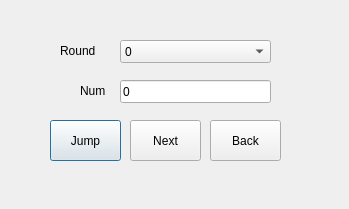
Before: the Qt Designer form UNChineseChessGame-Client-qt/ReviewDialog.ui in luyiming/UNChineseChessGame, drawn with Qt 5.
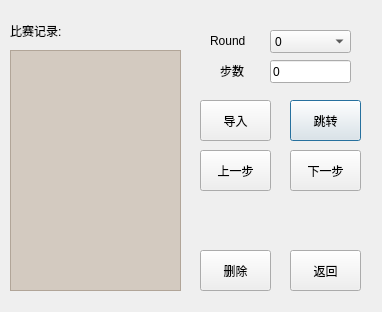
After: the same form once the commit is applied.

Commit message: review dialog

The edit to the form file:
```diff
--- a/UNChineseChessGame-Client-qt/ReviewDialog.ui
+++ b/UNChineseChessGame-Client-qt/ReviewDialog.ui
@@ -6,8 +6,8 @@
    <rect>
     <x>0</x>
     <y>0</y>
-    <width>349</width>
-    <height>209</height>
+    <width>382</width>
+    <height>312</height>
    </rect>
   </property>
   <property name="windowTitle">
@@ -16,47 +16,47 @@
   <widget class="QPushButton" name="jumpButton">
    <property name="geometry">
     <rect>
-     <x>50</x>
-     <y>120</y>
+     <x>290</x>
+     <y>100</y>
      <width>71</width>
      <height>41</height>
     </rect>
    </property>
    <property name="text">
-    <string>Jump</string>
+    <string>跳转</string>
    </property>
   </widget>
   <widget class="QPushButton" name="backButton">
    <property name="geometry">
     <rect>
-     <x>210</x>
-     <y>120</y>
+     <x>200</x>
+     <y>150</y>
      <width>71</width>
      <height>41</height>
     </rect>
    </property>
    <property name="text">
-    <string>Back</string>
+    <string>上一步</string>
    </property>
   </widget>
   <widget class="QPushButton" name="nextButton">
    <property name="geometry">
     <rect>
-     <x>130</x>
-     <y>120</y>
+     <x>290</x>
+     <y>150</y>
      <width>71</width>
      <height>41</height>
     </rect>
    </property>
    <property name="text">
-    <string>Next</string>
+    <string>下一步</string>
    </property>
   </widget>
   <widget class="QLabel" name="label">
    <property name="geometry">
     <rect>
-     <x>60</x>
-     <y>40</y>
+     <x>210</x>
+     <y>30</y>
      <width>72</width>
      <height>21</height>
     </rect>
@@ -68,9 +68,9 @@
   <widget class="QComboBox" name="roundBox">
    <property name="geometry">
     <rect>
-     <x>120</x>
-     <y>40</y>
-     <width>151</width>
+     <x>270</x>
+     <y>30</y>
+     <width>81</width>
      <height>23</height>
     </rect>
    </property>
@@ -93,22 +93,22 @@
   <widget class="QLabel" name="label_2">
    <property name="geometry">
     <rect>
-     <x>80</x>
-     <y>80</y>
+     <x>220</x>
+     <y>60</y>
      <width>41</width>
      <height>21</height>
     </rect>
    </property>
    <property name="text">
-    <string>Num</string>
+    <string>步数</string>
    </property>
   </widget>
   <widget class="QLineEdit" name="numLine">
    <property name="geometry">
     <rect>
-     <x>120</x>
-     <y>80</y>
-     <width>151</width>
+     <x>270</x>
+     <y>60</y>
+     <width>81</width>
      <height>23</height>
     </rect>
    </property>
@@ -116,6 +116,84 @@
     <string>0</string>
    </property>
   </widget>
+  <widget class="QListWidget" name="recordList">
+   <property name="geometry">
+    <rect>
+     <x>10</x>
+     <y>50</y>
+     <width>171</width>
+     <height>241</height>
+    </rect>
+   </property>
+   <property name="styleSheet">
+    <string notr="true">background-color: rgba(182, 164, 143, 125);</string>
+   </property>
+  </widget>
+  <widget class="QPushButton" name="importButton">
+   <property name="geometry">
+    <rect>
+     <x>200</x>
+     <y>100</y>
+     <width>71</width>
+     <height>41</height>
+    </rect>
+   </property>
+   <property name="text">
+    <string>导入</string>
+   </property>
+  </widget>
+  <widget class="QPushButton" name="quitButton">
+   <property name="geometry">
+    <rect>
+     <x>290</x>
+     <y>250</y>
+     <width>71</width>
+     <height>41</height>
+    </rect>
+   </property>
+   <property name="text">
+    <string>返回</string>
+   </property>
+  </widget>
+  <widget class="QLabel" name="infoLabel">
+   <property name="geometry">
+    <rect>
+     <x>200</x>
+     <y>210</y>
+     <width>161</width>
+     <height>21</height>
+    </rect>
+   </property>
+   <property name="text">
+    <string/>
+   </property>
+  </widget>
+  <widget class="QLabel" name="label_3">
+   <property name="geometry">
+    <rect>
+     <x>10</x>
+     <y>20</y>
+     <width>81</width>
+     <height>21</height>
+    </rect>
+   </property>
+   <property name="text">
+    <string>比赛记录:</string>
+   </property>
+  </widget>
+  <widget class="QPushButton" name="deleteButton">
+   <property name="geometry">
+    <rect>
+     <x>200</x>
+     <y>250</y>
+     <width>71</width>
+     <height>41</height>
+    </rect>
+   </property>
+   <property name="text">
+    <string>删除</string>
+   </property>
+  </widget>
  </widget>
  <resources/>
  <connections/>
```
Left out of the diff: 2 changed lines with no effect on the pictures. The commit also changes 263 other files.
